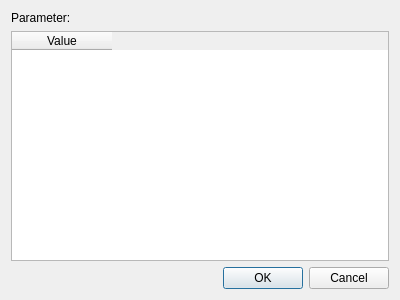
Before: the Qt Designer form MantidQt/CustomInterfaces/inc/MantidQtCustomInterfaces/MultiDatasetFit/EditLocalParameterDialog.ui in mantidproject/mantid, drawn with Qt 5.
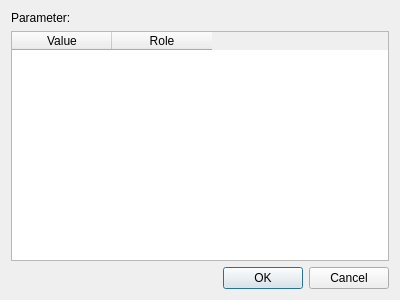
After: the same form once the commit is applied.

```diff
--- a/MantidQt/CustomInterfaces/inc/MantidQtCustomInterfaces/MultiDatasetFit/EditLocalParameterDialog.ui
+++ b/MantidQt/CustomInterfaces/inc/MantidQtCustomInterfaces/MultiDatasetFit/EditLocalParameterDialog.ui
@@ -31,6 +31,11 @@
        <string>Value</string>
       </property>
      </column>
+     <column>
+      <property name="text">
+       <string>Role</string>
+      </property>
+     </column>
     </widget>
    </item>
    <item>
```
